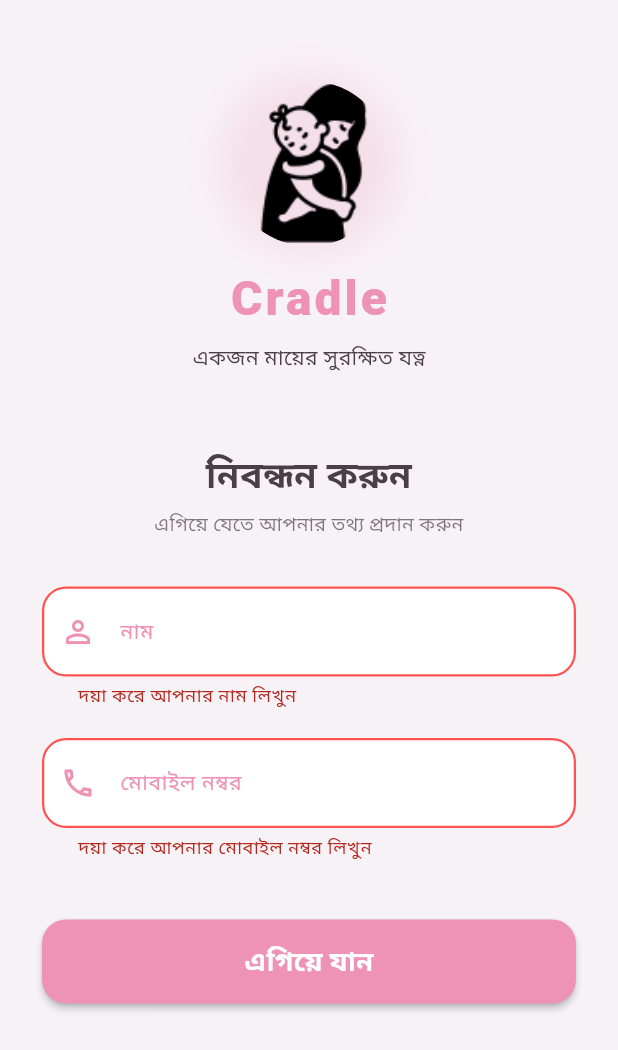
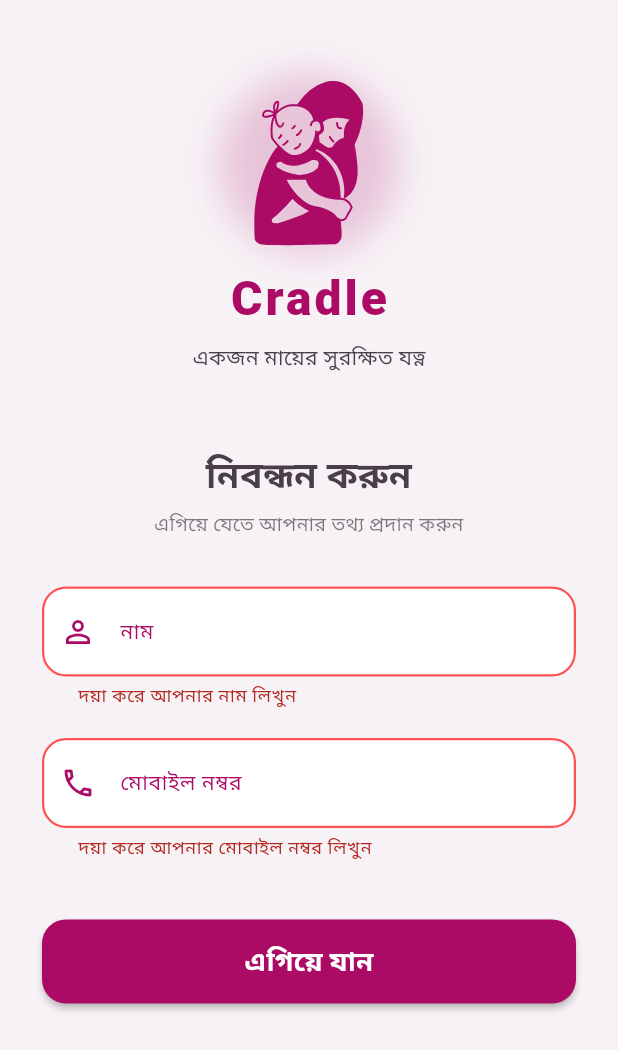
Before and after one commit to apt-install-alvi/Cradle, a Flutter app: the screen it shows after launch, after a tap on "এগিয়ে যান", on a phone screen of 412 x 824 dp. Shown: the top 1050 px of the screen. Run offline on Flutter 3.47's test engine with Material 3 defaults, Android fonts, the phone set to English and light mode, and no system bars; our stand-ins replace flutter_svg.

Commit message:
Replaced png asset of splash+registration screen to svg asset and changed secondary color

```diff
--- /dev/null
+++ b/frontend/cradle_app/devtools_options.yaml
@@ -0,0 +1,3 @@
+description: This file stores settings for Dart & Flutter DevTools.
+documentation: https://docs.flutter.dev/tools/devtools/extensions#configure-extension-enablement-states
+extensions:
--- a/frontend/cradle_app/lib/pages/auth/login_page.dart
+++ b/frontend/cradle_app/lib/pages/auth/login_page.dart
@@ -1,4 +1,5 @@
 import 'package:flutter/material.dart';
+import 'package:flutter_svg/flutter_svg.dart';
 import '../../core/routes/app_routes.dart';
 
 class LoginPage extends StatefulWidget {
@@ -37,7 +38,7 @@ class _LoginPageState extends State<LoginPage> {
   @override
   Widget build(BuildContext context) {
     const Color primaryColor = Color(0xFFF7F2F6);
-    const Color secondaryColor = Color(0xFFEE93B4);
+    const Color secondaryColor = Color(0xFFAB0A65);
     const Color textColor = Color(0xFF4A3E48);
 
     return Scaffold(
@@ -68,20 +69,19 @@ class _LoginPageState extends State<LoginPage> {
                       ],
                     ),
                     child: ClipRRect(
-                      borderRadius: BorderRadius.circular(55),
-                      child: Image.asset(
-                        'assets/images/splash.png',
-                        fit: BoxFit.cover,
-                        errorBuilder: (context, error, stackTrace) {
-                          return Container(
-                            color: secondaryColor.withValues(alpha: 0.1),
-                            child: const Icon(
-                              Icons.child_care,
-                              size: 55,
-                              color: secondaryColor,
-                            ),
-                          );
-                        },
+                      child: SvgPicture.asset(
+                        'assets/images/Logo.svg',
+                        fit: BoxFit.contain,
+                        // errorBuilder: (context, error, stackTrace) {
+                        //   return Container(
+                        //     color: secondaryColor.withValues(alpha: 0.1),
+                        //     child: const Icon(
+                        //       Icons.child_care,
+                        //       size: 55,
+                        //       color: secondaryColor,
+                        //     ),
+                        //   );
+                        // },
                       ),
                     ),
                   ),
--- a/frontend/cradle_app/lib/pages/splash/splash_page.dart
+++ b/frontend/cradle_app/lib/pages/splash/splash_page.dart
@@ -1,4 +1,5 @@
 import 'package:flutter/material.dart';
+import 'package:flutter_svg/flutter_svg.dart';
 import '../../core/routes/app_routes.dart';
 
 class SplashPage extends StatefulWidget {
@@ -112,9 +113,8 @@
 
   @override
   Widget build(BuildContext context) {
-    // Theme colors as requested by user
     const Color primaryColor = Color(0xFFF7F2F6); // Main background
-    const Color secondaryColor = Color(0xFFEE93B4); // Icons, texts, etc.
+    const Color secondaryColor = Color(0xFFAB0A65); // Icons, texts, etc.
 
     return Scaffold(
       backgroundColor: primaryColor,
@@ -137,34 +137,34 @@
         shape: BoxShape.circle,
         boxShadow: [
           BoxShadow(
-            color: secondaryColor.withOpacity(0.2),
+            color: secondaryColor.withValues(alpha: 0.2),
             blurRadius: 30,
             spreadRadius: 8,
           ),
         ],
       ),
       child: ClipRRect(
-        borderRadius: BorderRadius.circular(70),
-        child: Image.asset(
-          'assets/images/splash.png',
-          fit: BoxFit.cover,
-          errorBuilder: (context, error, stackTrace) {
-            return Container(
-              color: secondaryColor.withOpacity(0.1),
-              child: const Icon(
-                Icons.child_care,
-                size: 70,
-                color: secondaryColor,
-              ),
-            );
-          },
+        // borderRadius: BorderRadius.circular(70),
+        child: SvgPicture.asset(
+          'assets/images/Logo.svg',
+          fit: BoxFit.contain,
+          // errorBuilder: (context, error, stackTrace) {
+          //   return Container(
+          //     color: secondaryColor.withValues(alpha: 0.1),
+          //     child: const Icon(
+          //       Icons.child_care,
+          //       size: 70,
+          //       color: secondaryColor,
+          //     ),
+          //   );
+          // },
         ),
       ),
     ),
   ),
 ),
 
-                  const SizedBox(height: 24),
+const SizedBox(height: 24),
 
 // 2. Animated App Name "Cradle"
 FadeTransition(
--- a/frontend/cradle_app/pubspec.yaml
+++ b/frontend/cradle_app/pubspec.yaml
@@ -36,6 +36,7 @@ dependencies:
   provider: ^6.1.1
   google_fonts: ^6.1.0
   intl: ^0.18.1
+  flutter_svg: ^2.3.0
 
 dev_dependencies:
   flutter_test:
@@ -60,6 +61,7 @@ flutter:
   uses-material-design: true
   assets:
     - assets/images/
+    - assets/icons/
   # To add assets to your application, add an assets section, like this:
   # assets:
   #   - images/a_dot_burr.jpeg
```
Also changed, not shown: frontend/cradle_app/lib/pages/otp_verification/otp_verification_page.dart (+16 -15 lines), frontend/cradle_app/assets/icons/diagnosis.svg (added), frontend/cradle_app/assets/icons/guides.svg (added), frontend/cradle_app/assets/icons/home.svg (added), frontend/cradle_app/assets/icons/profile.svg (added), frontend/cradle_app/assets/images/Logo.svg (added), frontend/cradle_app/pubspec.lock.
